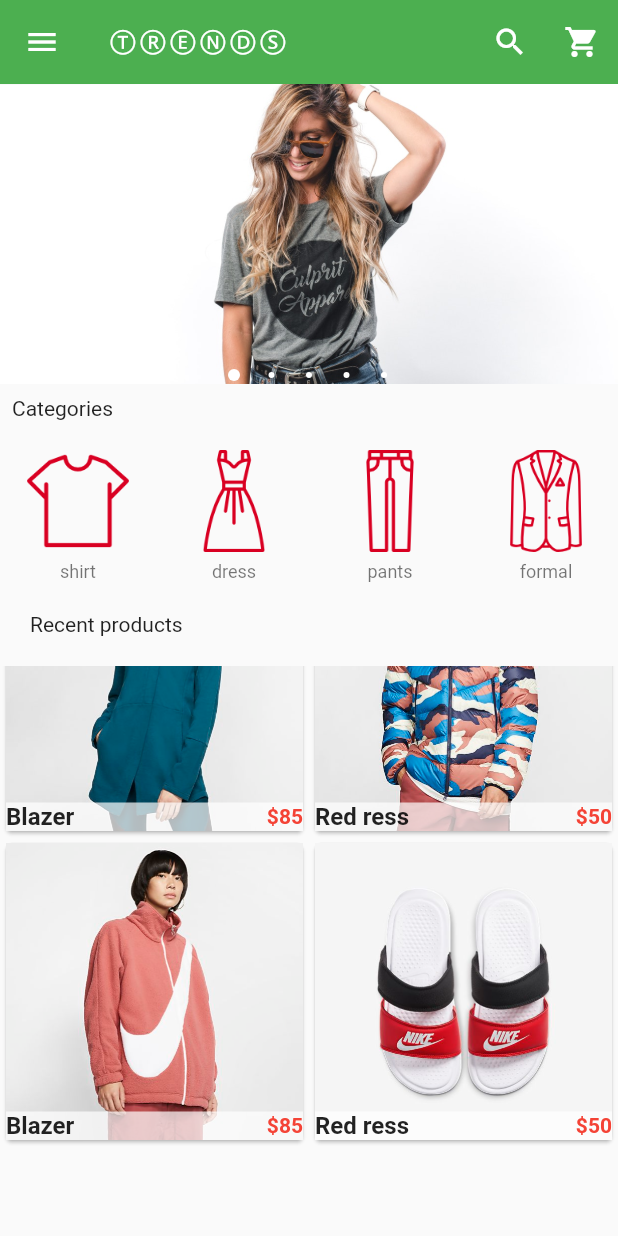
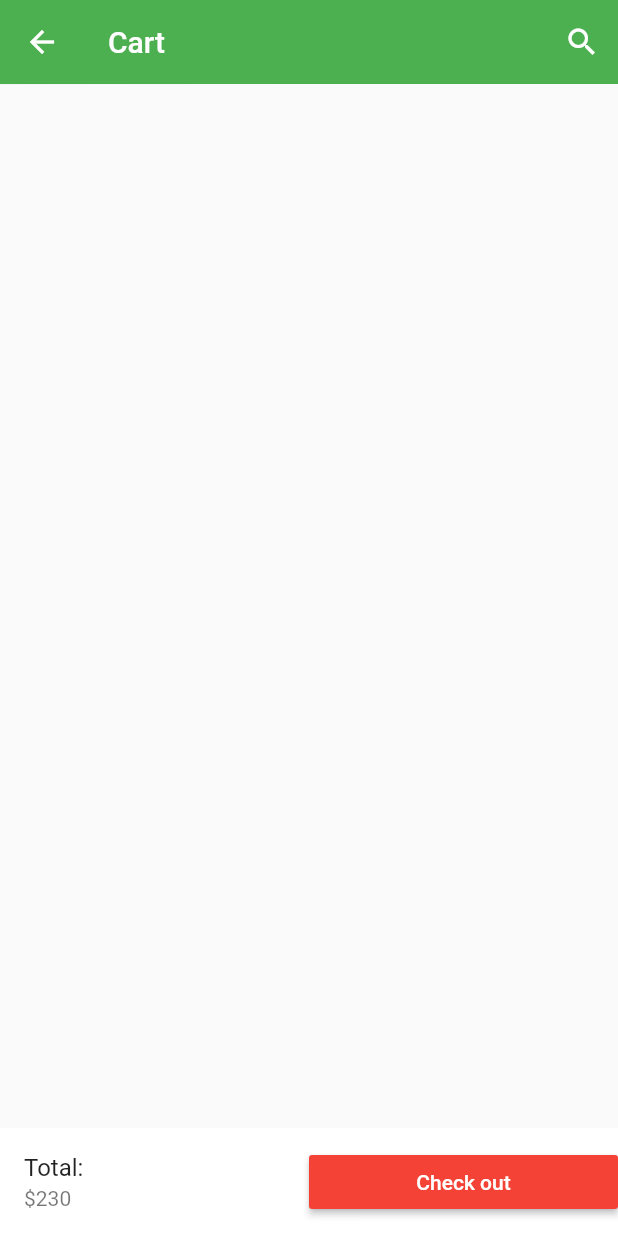
Before and after one commit to CharithBK/E_Shop, a Flutter app: the screen it shows after launch, scrolled down 298 dp, after a tap on the "shopping cart" icon, on a phone screen of 412 x 824 dp. Run offline on Flutter 3.47's test engine with Material 2 defaults, Android fonts, the phone set to English and light mode, and no system bars; drawn by our look-alikes of carousel_pro.

Commit message:
cart update

```diff
--- a/lib/main.dart
+++ b/lib/main.dart
@@ -4,6 +4,7 @@ import 'package:carousel_pro/carousel_pro.dart';
 //my own imports
 import 'package:shopapp_tut/componets/horizontal_listview.dart';
 import 'package:shopapp_tut/componets/products.dart';
+import 'package:shopapp_tut/pages/cart.dart';
 
 
 void main() {
@@ -58,7 +59,9 @@ class _HomePageState extends State<HomePage> {
                 Icons.shopping_cart,
                 color: Colors.white,
               ),
-              onPressed: () {})
+              onPressed: () {
+                Navigator.push(context, MaterialPageRoute(builder: (context)=> new Cart()));
+              })
         ],
       ),
       drawer: new Drawer(
@@ -106,7 +109,9 @@ class _HomePageState extends State<HomePage> {
             ),
 
             InkWell(
-              onTap: (){},
+              onTap: (){
+                Navigator.push(context, MaterialPageRoute(builder: (context)=> new Cart()));
+              },
               child: ListTile(
                 title: Text('Categoris'),
                 leading: Icon(Icons.shopping_cart ,color: Colors.green,),
--- a/lib/pages/cart.dart
+++ b/lib/pages/cart.dart
@@ -0,0 +1,44 @@
+import 'package:flutter/material.dart';
+
+class Cart extends StatefulWidget {
+  @override
+  _CartState createState() => _CartState();
+}
+
+class _CartState extends State<Cart> {
+  @override
+  Widget build(BuildContext context) {
+    return Scaffold(
+         appBar: new AppBar(
+        elevation: 0.1,
+        backgroundColor: Colors.green,
+        title: Text('Cart'),
+        actions: <Widget>[
+          new IconButton(
+              icon: Icon(
+                Icons.search,
+                color: Colors.white,
+              ),
+              onPressed: () {}),
+
+        ],
+      ),
+
+      bottomNavigationBar: new Container(
+        color:Colors.white,
+        child: Row(
+          children: <Widget>[
+            Expanded(child: ListTile(
+              title: new Text("Total:"),
+              subtitle: new Text("\$230"),
+            )),
+            Expanded(child: new MaterialButton( onPressed: () {},
+            child:new Text("Check out" ,style: TextStyle(color: Colors.white),),
+            color: Colors.red,),
+            )
+          ],
+        ),
+      ),
+    );
+  }
+}
```
